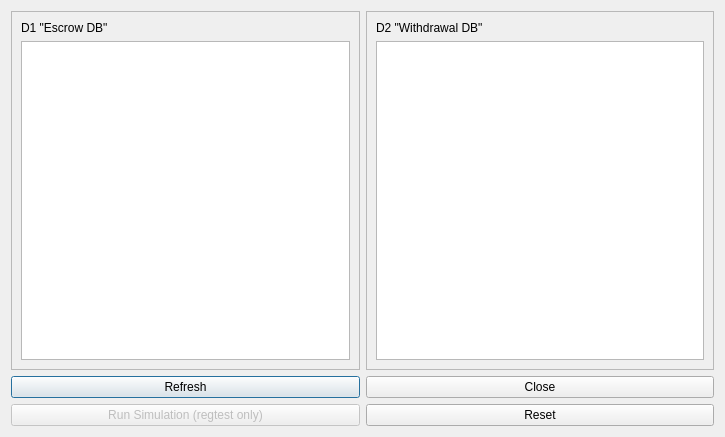
Above: src/qt/forms/sidechaintabledialog.ui from DriveNetTESTDRIVE/DriveNet before the change. Below: the same form after it.
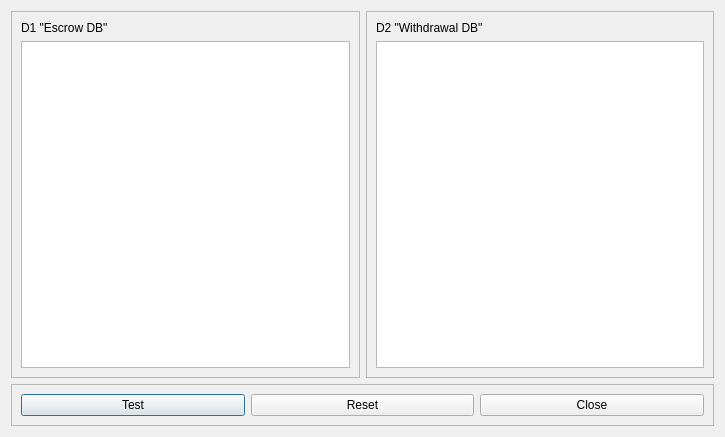
That is the form after the change.

Commit message: Update sidechain table dialog & fix errors for disabled wallet

Diff of the .ui file:
```diff
--- a/src/qt/forms/sidechaintabledialog.ui
+++ b/src/qt/forms/sidechaintabledialog.ui
@@ -58,35 +58,37 @@
      </layout>
     </widget>
    </item>
-   <item row="1" column="0">
-    <widget class="QPushButton" name="pushButtonRefresh">
-     <property name="text">
-      <string>Refresh</string>
+   <item row="1" column="0" colspan="2">
+    <widget class="QFrame" name="frame_3">
+     <property name="frameShape">
+      <enum>QFrame::StyledPanel</enum>
      </property>
-    </widget>
-   </item>
-   <item row="1" column="1">
-    <widget class="QPushButton" name="pushButtonClose">
-     <property name="text">
-      <string>Close</string>
+     <property name="frameShadow">
+      <enum>QFrame::Raised</enum>
      </property>
-    </widget>
-   </item>
-   <item row="2" column="0">
-    <widget class="QPushButton" name="pushButtonRunSimulation">
-     <property name="enabled">
-      <bool>false</bool>
-     </property>
+     <layout class="QHBoxLayout" name="horizontalLayout">
+      <item>
+       <widget class="QPushButton" name="pushButtonTest">
      <property name="text">
-      <string>Run Simulation (regtest only)</string>
+         <string>Test</string>
      </property>
     </widget>
    </item>
-   <item row="2" column="1">
+      <item>
     <widget class="QPushButton" name="pushButtonReset">
      <property name="text">
       <string>Reset</string>
      </property>
+       </widget>
+      </item>
+      <item>
+       <widget class="QPushButton" name="pushButtonClose">
+        <property name="text">
+         <string>Close</string>
+        </property>
+       </widget>
+      </item>
+     </layout>
     </widget>
    </item>
   </layout>
```
Lines whose indentation alone changed are shown as unchanged. The commit also changes 5 other files.
